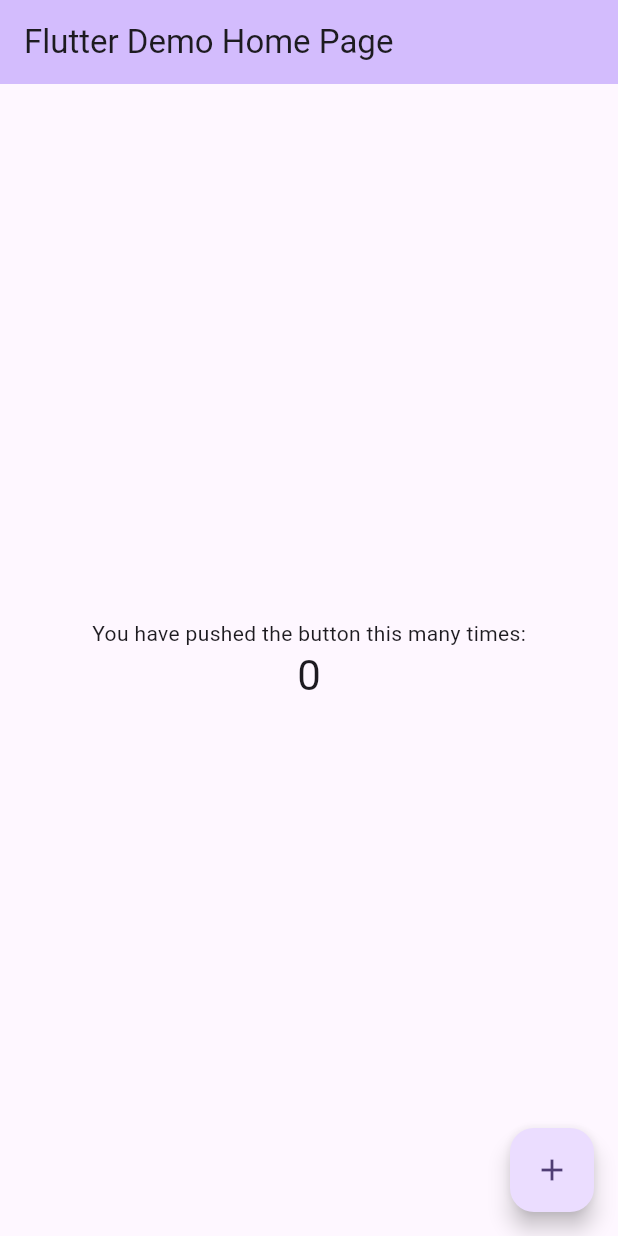
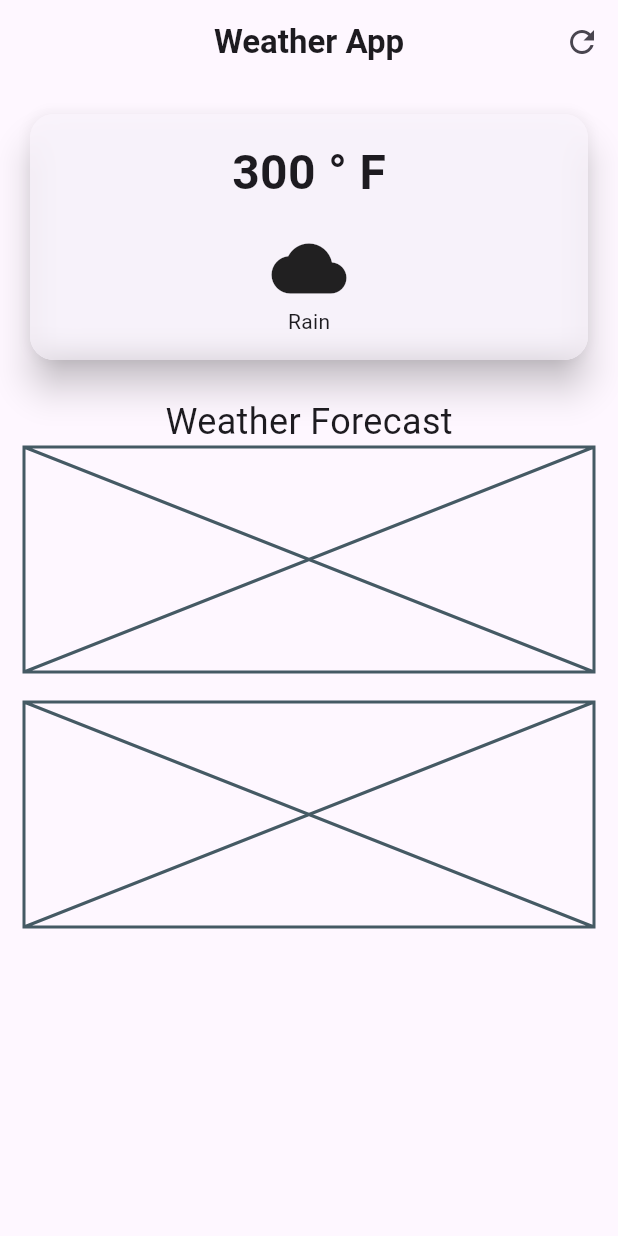
Before and after one commit to ShRudra88/flutter_practice_projects, a Flutter app: the screen it shows after launch, on a phone screen of 412 x 824 dp. Run offline on Flutter 3.47's test engine with Material 3 defaults, Android fonts, the phone set to English and light mode, and no system bars.

Commit message:
feat: Implement initial weather screen UI
This commit introduces a new `WeatherScreen` widget with a basic layout for displaying weather information.

Key changes:
- Created `weather_screen.dart` containing the `WeatherScreen` stateless widget.
- The `WeatherScreen` displays:
    - An `AppBar` with the title "Weather App" and a refresh button.
    - A main card with a blurred background effect displaying:
        - Current temperature ("300 ° F").
        - A cloud icon.
        - Current weather condition ("Rain").
    - A "Weather Forecast" title.
    - Two `Placeholder` widgets for future forecast information.
- Updated `main.dart`:
    - Removed the default `MyHomePage` and its counter functionality.
    - Set `WeatherScreen` as the `home` widget in `MyApp`.
    - Disabled the debug banner (`debugShowCheckedModeBanner: false`).

```diff
--- a/lib/main.dart
+++ b/lib/main.dart
@@ -1,69 +1,21 @@
 import 'package:flutter/material.dart';
 
-void main() {
+import 'weather_screen.dart';
+
+void main()
+{
   runApp(const MyApp());
 }
+
 
 class MyApp extends StatelessWidget {
   const MyApp({super.key});
 
-  // This widget is the root of your application.
   @override
   Widget build(BuildContext context) {
     return MaterialApp(
-      title: 'Flutter Demo',
-      theme: ThemeData(
-
-        colorScheme: ColorScheme.fromSeed(seedColor: Colors.deepPurple),
-      ),
-      home: const MyHomePage(title: 'Flutter Demo Home Page'),
+      debugShowCheckedModeBanner: false,
+      home: WeatherScreen(),
     );
   }
 }
-
-class MyHomePage extends StatefulWidget {
-  const MyHomePage({super.key, required this.title});
-
-  final String title;
-
-  @override
-  State<MyHomePage> createState() => _MyHomePageState();
-}
-
-class _MyHomePageState extends State<MyHomePage> {
-  int _counter = 0;
-
-  void _incrementCounter() {
-    setState(() {
-
-      _counter++;
-    });
-  }
-
-  @override
-  Widget build(BuildContext context) {
-    return Scaffold(
-      appBar: AppBar(
-        backgroundColor: Theme.of(context).colorScheme.inversePrimary,
-        title: Text(widget.title),
-      ),
-      body: Center(
-        child: Column(
-          mainAxisAlignment: MainAxisAlignment.center,
-          children: <Widget>[
-            const Text('You have pushed the button this many times:'),
-            Text(
-              '$_counter',
-              style: Theme.of(context).textTheme.headlineMedium,
-            ),
-          ],
-        ),
-      ),
-      floatingActionButton: FloatingActionButton(
-        onPressed: _incrementCounter,
-        tooltip: 'Increment',
-        child: const Icon(Icons.add),
-      ),
-    );
-  }
-}
--- /dev/null
+++ b/lib/weather_screen.dart
@@ -0,0 +1,74 @@
+import 'dart:ui';
+
+import 'package:flutter/material.dart';
+
+class WeatherScreen extends StatelessWidget {
+  const WeatherScreen({super.key});
+
+  @override
+  Widget build(BuildContext context) {
+    return Scaffold(
+      appBar: AppBar(
+        title: Text('Weather App', style: TextStyle(
+          fontWeight: FontWeight.bold,
+        ),
+        ),
+        centerTitle: true,
+        actions: [
+          IconButton(onPressed: (){
+            print('Clicked');
+          }, icon: Icon(Icons.refresh),)
+        ]
+      ),
+      body: Padding(
+        padding: const EdgeInsets.all(16.0),
+        child: Column(
+          children: [
+            SizedBox(
+              width: double.infinity,
+              child: Card(
+                elevation: 10,
+                shape: RoundedRectangleBorder(
+                  borderRadius: BorderRadius.circular(16.0),
+                ),
+                child: ClipRRect(
+                  borderRadius: BorderRadius.circular(16),
+                  child: BackdropFilter(
+                    filter: ImageFilter.blur(
+                      sigmaX: 10,
+                      sigmaY: 10,
+                    ),
+                    child: Padding(
+                      padding: const EdgeInsets.all(16.0),
+                      child: Column(
+                        children: [
+                          Text('300 ° F', style: TextStyle(
+                            fontSize: 32,
+                            fontWeight: FontWeight.bold,
+                          ),),
+                          SizedBox(height: 16,),
+                          Icon(Icons.cloud, size: 50,),
+                          Text('Rain')
+                        ],
+                      ),
+                    ),
+                  ),
+                ),
+              ),
+            ),
+            SizedBox(height: 20,),
+            Align(
+
+              child: Text('Weather Forecast', style: TextStyle(
+                fontSize: 24,
+              ),),
+            ),
+            Placeholder(fallbackHeight: 150,),
+            SizedBox(height: 20,),
+            Placeholder(fallbackHeight: 150,),
+          ],
+        ),
+      ),
+    );
+  }
+}
```
